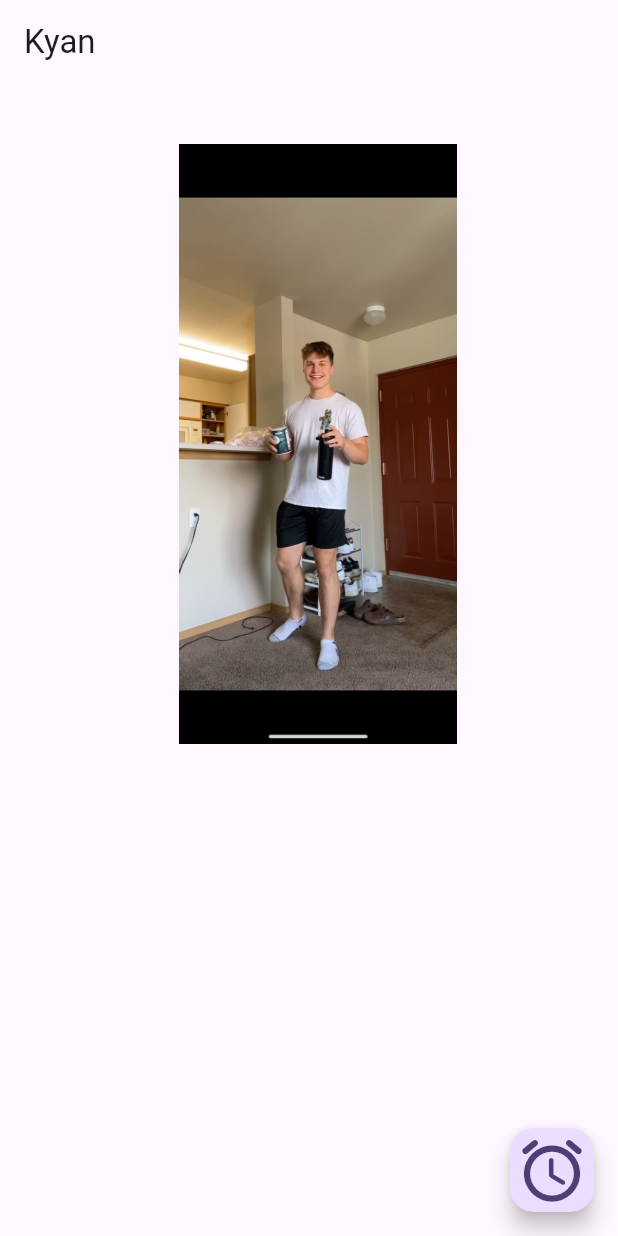
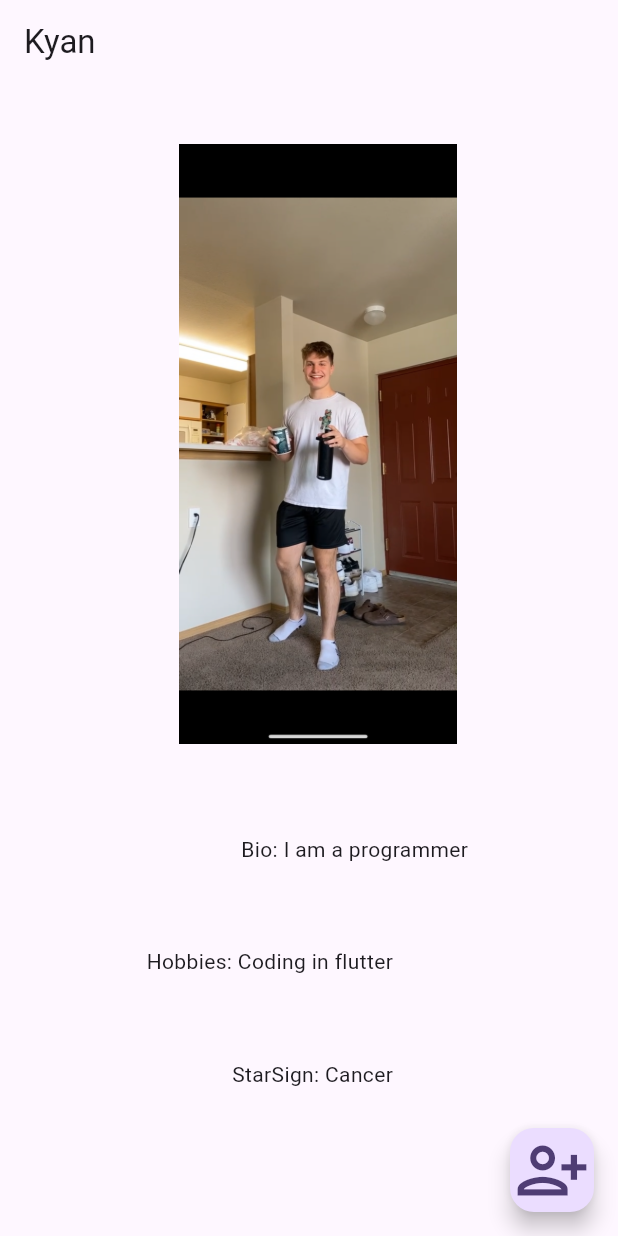
Before and after one commit to KyanPepper/FlutterTinder, a Flutter app: the screen it shows after launch, swiped to page 4, on a phone screen of 412 x 824 dp. Run offline on Flutter 3.47's test engine with Material 2 defaults, Android fonts, the phone set to English and light mode, and no system bars.

Commit message:
Displayed Profile bios, hobbies, and starsign

```diff
--- a/fluttertinder/lib/profiles/application/home.dart
+++ b/fluttertinder/lib/profiles/application/home.dart
@@ -33,7 +33,7 @@ class CreateProfileButton extends StatelessWidget {
               });
         },
         child: const Icon(
-          Icons.access_alarm_rounded,
+          Icons.person_add_alt_1_outlined,
           size: 50,
         ),
       );
--- a/fluttertinder/lib/profiles/application/tinder_profile.dart
+++ b/fluttertinder/lib/profiles/application/tinder_profile.dart
@@ -17,7 +17,20 @@ class TinderProfileDisplay extends StatelessWidget {
               tinderProfile.image,
               height: 400,
               width: 400,
-            ))
+            )),
+        Positioned(
+          top: 500,
+          right: 100,
+          child: Text('Bio: ' + tinderProfile.description),
+        ),
+        Positioned(
+            top: 575,
+            right: 150,
+            child: Text('Hobbies: ' + tinderProfile.hobbies)),
+        Positioned(
+            top: 650,
+            right: 150,
+            child: Text('StarSign: ' + tinderProfile.starsign))
       ]),
     );
   }
```
